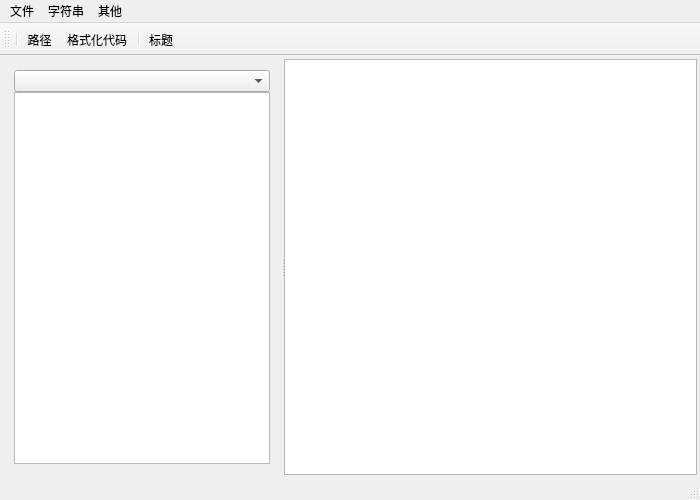
grandiloquent/Qt-Notepad, file mainwindow.ui: the form before one commit.
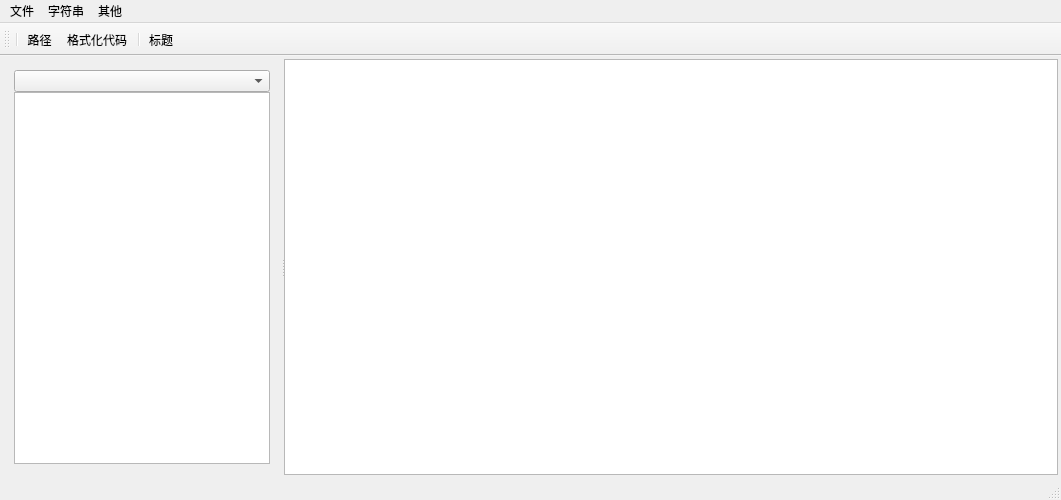
The form after the commit.

```diff
--- a/mainwindow.ui
+++ b/mainwindow.ui
@@ -6,7 +6,7 @@
    <rect>
     <x>0</x>
     <y>0</y>
-    <width>700</width>
+    <width>1061</width>
     <height>500</height>
    </rect>
   </property>
@@ -109,7 +109,7 @@
     <rect>
      <x>0</x>
      <y>0</y>
-     <width>700</width>
+     <width>1061</width>
      <height>23</height>
     </rect>
    </property>
```
Left out of the diff: 14 changed lines with no effect on the pictures.
